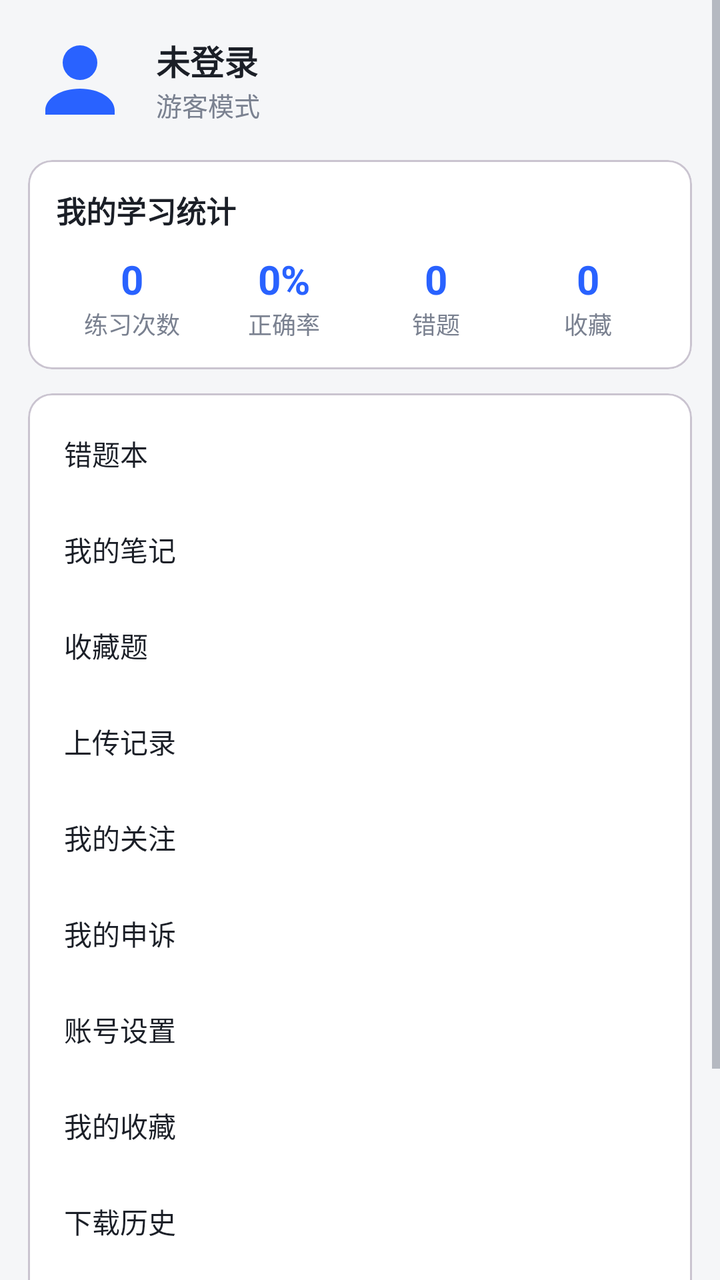
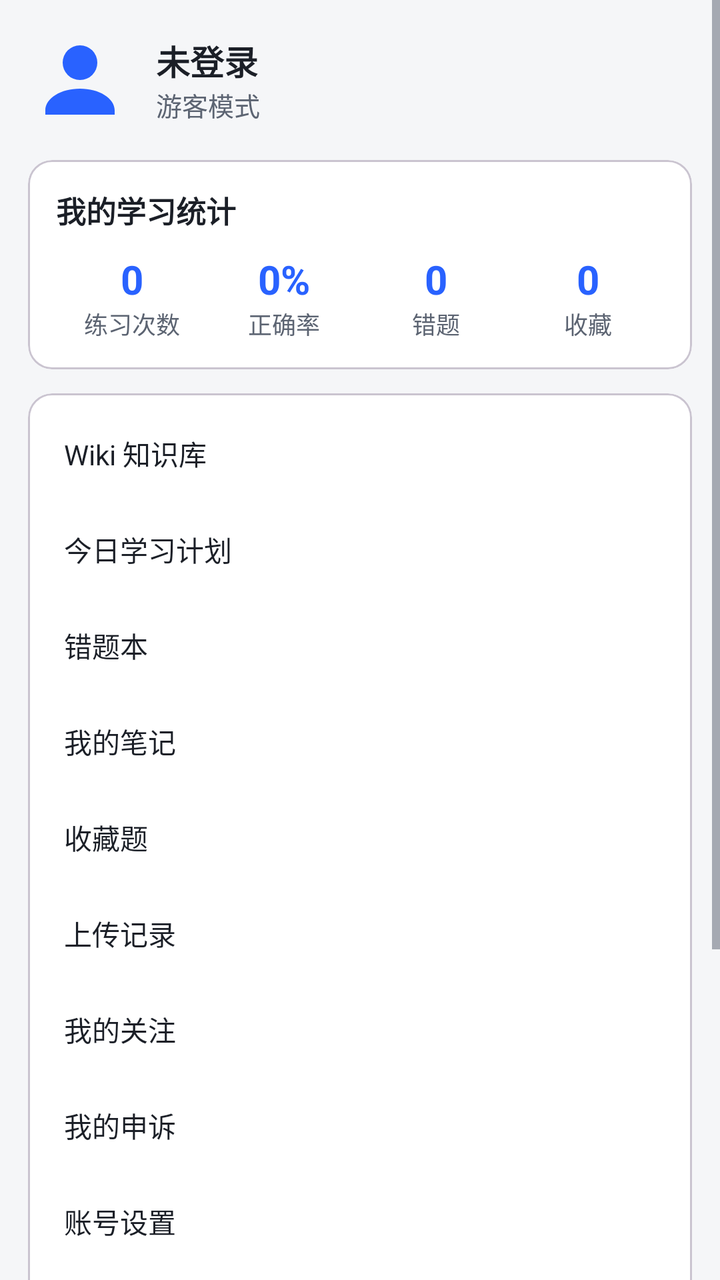

The first picture is an Android layout as it rendered before a commit; the second is the same layout after the commit. The layout source and the unified diff follow.
<!-- AndroidManifest.xml: application theme Theme.ExamPrep -->
<!-- res/layout/fragment_me.xml -->
<?xml version="1.0" encoding="utf-8"?>
<ScrollView xmlns:android="http://schemas.android.com/apk/res/android"
    android:layout_width="match_parent" android:layout_height="match_parent"
    android:fillViewport="true">

    <LinearLayout
        android:layout_width="match_parent" android:layout_height="wrap_content"
        android:orientation="vertical" android:padding="14dp">

        
        <LinearLayout
            android:layout_width="match_parent" android:layout_height="wrap_content"
            android:gravity="center_vertical" android:orientation="horizontal">
            <ImageView
                android:layout_width="52dp" android:layout_height="52dp"
                android:src="@drawable/ic_tab_me" android:contentDescription="头像" />
            <LinearLayout
                android:layout_width="0dp" android:layout_weight="1"
                android:layout_height="wrap_content" android:layout_marginStart="12dp"
                android:orientation="vertical">
                <TextView
                    android:id="@+id/tvNickname"
                    android:layout_width="wrap_content" android:layout_height="wrap_content"
                    android:text="未登录" android:textColor="@color/text_main"
                    android:textSize="17sp" android:textStyle="bold" />
                <TextView
                    android:id="@+id/tvStudentNo"
                    android:layout_width="wrap_content" android:layout_height="wrap_content"
                    android:text="游客模式" android:textColor="@color/text_sub" android:textSize="13sp" />
            </LinearLayout>
        </LinearLayout>

        
        <com.google.android.material.card.MaterialCardView
            android:layout_width="match_parent" android:layout_height="wrap_content"
            android:layout_marginTop="14dp">
            <LinearLayout
                android:layout_width="match_parent" android:layout_height="wrap_content"
                android:orientation="vertical" android:padding="14dp">
                <TextView style="@style/CardTitle" android:text="我的学习统计" />
                <LinearLayout
                    android:layout_width="match_parent" android:layout_height="wrap_content"
                    android:layout_marginTop="10dp" android:orientation="horizontal">
                    <LinearLayout style="@style/StatCol">
                        <TextView android:id="@+id/tvPractice" style="@style/StatNum" android:text="0" />
                        <TextView style="@style/StatLabel" android:text="练习次数" />
                    </LinearLayout>
                    <LinearLayout style="@style/StatCol">
                        <TextView android:id="@+id/tvAccuracy" style="@style/StatNum" android:text="0%" />
                        <TextView style="@style/StatLabel" android:text="正确率" />
                    </LinearLayout>
                    <LinearLayout style="@style/StatCol">
                        <TextView android:id="@+id/tvWrong" style="@style/StatNum" android:text="0" />
                        <TextView style="@style/StatLabel" android:text="错题" />
                    </LinearLayout>
                    <LinearLayout style="@style/StatCol">
                        <TextView android:id="@+id/tvFav" style="@style/StatNum" android:text="0" />
                        <TextView style="@style/StatLabel" android:text="收藏" />
                    </LinearLayout>
                </LinearLayout>
            </LinearLayout>
        </com.google.android.material.card.MaterialCardView>

        
        <com.google.android.material.card.MaterialCardView
            android:layout_width="match_parent" android:layout_height="wrap_content"
            android:layout_marginTop="12dp" android:layout_marginBottom="16dp">
            <LinearLayout
                android:layout_width="match_parent" android:layout_height="wrap_content"
                android:orientation="vertical" android:padding="6dp">

                <TextView android:id="@+id/btnWrongBook" style="@style/MenuItem" android:text="错题本" />
                <TextView android:id="@+id/btnNote" style="@style/MenuItem" android:text="我的笔记" />
                <TextView android:id="@+id/btnFavQuestion" style="@style/MenuItem" android:text="收藏题" />
                <TextView android:id="@+id/btnUploadRecords" style="@style/MenuItem" android:text="上传记录" />
                <TextView android:id="@+id/btnFollows" style="@style/MenuItem" android:text="我的关注" />
                <TextView android:id="@+id/btnAppeals" style="@style/MenuItem" android:text="我的申诉" />
                <TextView android:id="@+id/btnAccount" style="@style/MenuItem" android:text="账号设置" />
                <TextView android:id="@+id/btnFavorites" style="@style/MenuItem" android:text="我的收藏" />
                <TextView android:id="@+id/btnDownloads" style="@style/MenuItem" android:text="下载历史" />
                <TextView android:id="@+id/btnNotifications" style="@style/MenuItem" android:text="通知中心" />
                <TextView android:id="@+id/btnLogout" style="@style/MenuItem" android:text="退出登录" />
            </LinearLayout>
        </com.google.android.material.card.MaterialCardView>
    </LinearLayout>
</ScrollView>
<!-- resources referenced by this layout -->
<resources>
  <color name="text_main">#1B1F27</color>
  <color name="text_sub">#7A8190</color>
  <!-- drawable ic_tab_me (drawable) -->
  <?xml version="1.0" encoding="utf-8"?>
  <vector xmlns:android="http://schemas.android.com/apk/res/android"
      android:width="24dp" android:height="24dp"
      android:viewportWidth="24" android:viewportHeight="24">
      <path android:fillColor="@color/primary"
          android:pathData="M12,12a4,4 0,1 0,0 -8,4,4 0,0 0,0 8zM12,14c-4.4,0 -8,2.2 -8,5v1h16v-1c0,-2.8 -3.6,-5 -8,-5z" />
  </vector>
  <style name="CardTitle">
          <item name="android:layout_width">wrap_content</item>
          <item name="android:layout_height">wrap_content</item>
          <item name="android:textColor">@color/text_main</item>
          <item name="android:textSize">15sp</item>
          <item name="android:textStyle">bold</item>
      </style>
  <style name="MenuItem">
          <item name="android:layout_width">match_parent</item>
          <item name="android:layout_height">48dp</item>
          <item name="android:gravity">center_vertical</item>
          <item name="android:paddingStart">12dp</item>
          <item name="android:paddingEnd">12dp</item>
          <item name="android:textColor">@color/text_main</item>
          <item name="android:textSize">14sp</item>
          <item name="android:background">?attr/selectableItemBackground</item>
      </style>
  <style name="StatCol">
          <item name="android:layout_width">0dp</item>
          <item name="android:layout_height">wrap_content</item>
          <item name="android:layout_weight">1</item>
          <item name="android:orientation">vertical</item>
          <item name="android:gravity">center</item>
      </style>
  <style name="StatLabel">
          <item name="android:layout_width">wrap_content</item>
          <item name="android:layout_height">wrap_content</item>
          <item name="android:textColor">@color/text_sub</item>
          <item name="android:textSize">12sp</item>
      </style>
  <style name="StatNum">
          <item name="android:layout_width">wrap_content</item>
          <item name="android:layout_height">wrap_content</item>
          <item name="android:textColor">@color/primary</item>
          <item name="android:textSize">20sp</item>
          <item name="android:textStyle">bold</item>
      </style>
  <style name="Theme.ExamPrep" parent="Theme.Material3.DayNight.NoActionBar">
          <item name="colorPrimary">@color/primary</item>
          <item name="colorOnPrimary">#FFFFFF</item>
          <item name="colorPrimaryContainer">@color/chip_bg</item>
          <item name="colorSecondary">@color/accent</item>
          <item name="android:colorBackground">@color/bg</item>
          <item name="colorSurface">@color/card</item>
          <item name="android:statusBarColor">@color/primary</item>
          <item name="android:textColorPrimary">@color/text_main</item>
          <item name="android:textColorSecondary">@color/text_sub</item>
      </style>
  <color name="primary">#2962FF</color>
  <color name="chip_bg">#EEF2FF</color>
  <color name="accent">#00BFA5</color>
  <color name="bg">#F5F6F8</color>
  <color name="card">#FFFFFF</color>
</resources>

<!-- the commit's change to res/layout/fragment_me.xml (unified diff, before → after) -->
@@ -13,7 +13,7 @@
             android:gravity="center_vertical" android:orientation="horizontal">
             <ImageView
                 android:layout_width="52dp" android:layout_height="52dp"
-                android:src="@drawable/ic_tab_me" android:contentDescription="头像" />
+                android:src="@drawable/ic_tab_me" android:contentDescription="@string/cd_avatar" />
             <LinearLayout
                 android:layout_width="0dp" android:layout_weight="1"
                 android:layout_height="wrap_content" android:layout_marginStart="12dp"
@@ -69,6 +69,8 @@
                 android:layout_width="match_parent" android:layout_height="wrap_content"
                 android:orientation="vertical" android:padding="6dp">
 
+                <TextView android:id="@+id/btnWiki" style="@style/MenuItem" android:text="Wiki 知识库" />
+                <TextView android:id="@+id/btnStudyPlan" style="@style/MenuItem" android:text="今日学习计划" />
                 <TextView android:id="@+id/btnWrongBook" style="@style/MenuItem" android:text="错题本" />
                 <TextView android:id="@+id/btnNote" style="@style/MenuItem" android:text="我的笔记" />
                 <TextView android:id="@+id/btnFavQuestion" style="@style/MenuItem" android:text="收藏题" />
<!-- resource entries referenced after the edit -->
@@ -1,7 +1,7 @@
 <!-- resources referenced by this layout -->
 <resources>
   <color name="text_main">#1B1F27</color>
-  <color name="text_sub">#7A8190</color>
+  <color name="text_sub">#5C6472</color>
   <!-- drawable ic_tab_me (drawable) -->
   <?xml version="1.0" encoding="utf-8"?>
   <vector xmlns:android="http://schemas.android.com/apk/res/android"
@@ -10,6 +10,7 @@
       <path android:fillColor="@color/primary"
           android:pathData="M12,12a4,4 0,1 0,0 -8,4,4 0,0 0,0 8zM12,14c-4.4,0 -8,2.2 -8,5v1h16v-1c0,-2.8 -3.6,-5 -8,-5z" />
   </vector>
+  <string name="cd_avatar">头像</string>
   <style name="CardTitle">
           <item name="android:layout_width">wrap_content</item>
           <item name="android:layout_height">wrap_content</item>
